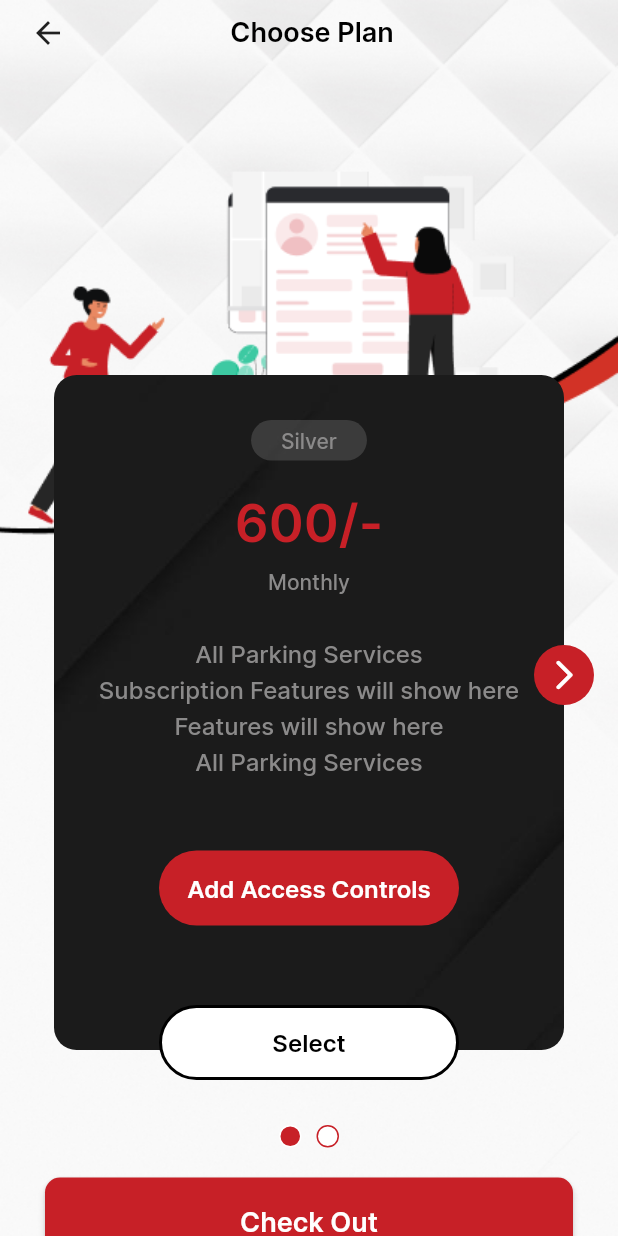
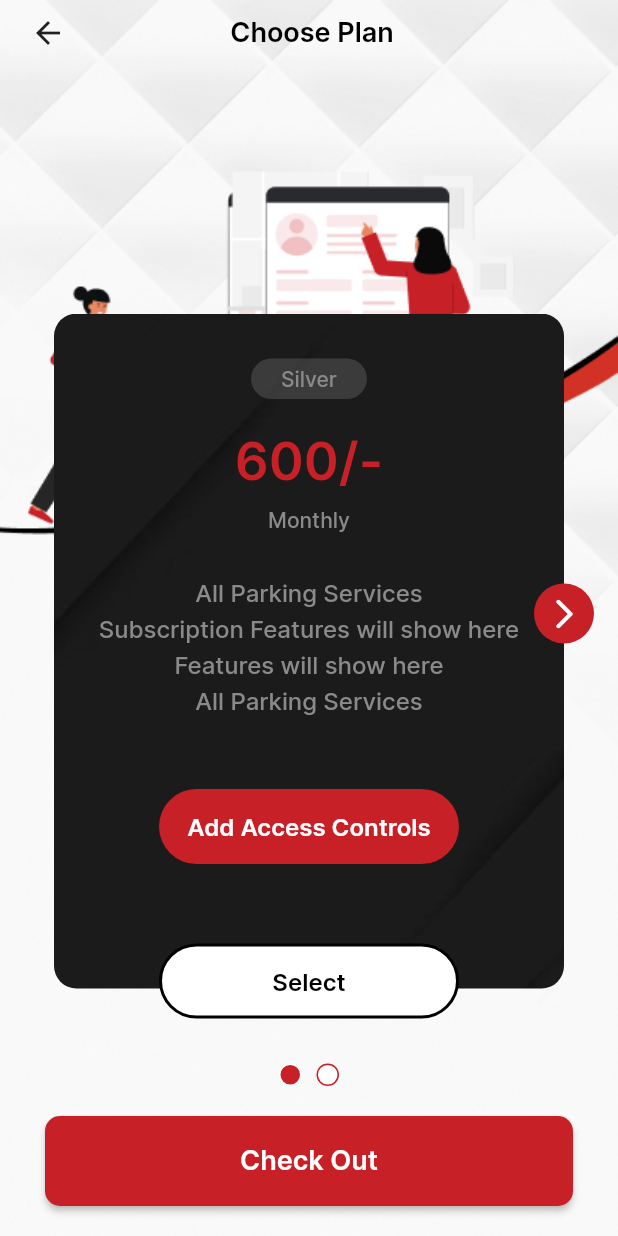
Before and after one commit to devarshkikani/Vehicle-Tracking-App, a Flutter app: the ChoosePlanScreen screen opened directly, on a phone screen of 412 x 824 dp. Run offline on Flutter 3.47's test engine with Material 2 defaults, Android fonts, the phone set to English and light mode, and no system bars; our stand-ins replace flutter_svg, get.

Commit message:
fix choose plan screen scrolling issue

```diff
--- a/lib/pages/not_subscribed/choose_plan_screen.dart
+++ b/lib/pages/not_subscribed/choose_plan_screen.dart
@@ -33,15 +33,13 @@ class _ChoosePlanScreenState extends State<ChoosePlanScreen> {
               image: DecorationImage(
                 image: AssetImage(AppAsset.choosePlan),
                 fit: BoxFit.fitWidth,
-                  alignment: Alignment.topCenter),
+                alignment: Alignment.topCenter,
               ),
             ),
-          SingleChildScrollView(
             child: Column(
+              mainAxisAlignment: MainAxisAlignment.end,
               children: [
-                Padding(
-                  padding: const EdgeInsets.only(top: 100),
-                  child: Column(
+                Column(
                   children: [
                     Stack(
                       alignment: Alignment.bottomCenter,
@@ -383,8 +381,7 @@ class _ChoosePlanScreenState extends State<ChoosePlanScreen> {
                               child: Center(
                                 child: Text(
                                   'Select',
-                                    style:
-                                        AppTextStyle.normalSemiBold16.copyWith(
+                                  style: AppTextStyle.normalSemiBold16.copyWith(
                                     color: accessControlsAdded.value
                                         ? whiteColor
                                         : blackColor,
@@ -397,7 +394,6 @@ class _ChoosePlanScreenState extends State<ChoosePlanScreen> {
                       ],
                     ),
                   ],
-                  ),
                 ),
                 customHeight(50),
                 Row(
```
Lines whose indentation alone changed are shown as unchanged.
